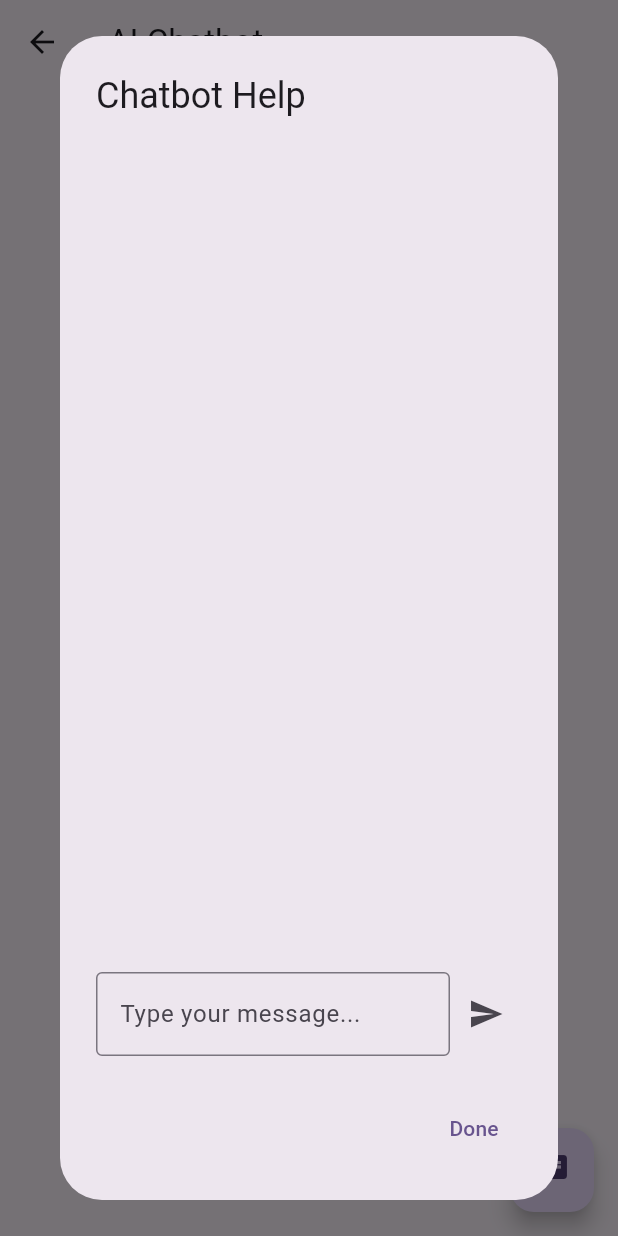
After one commit to vedeeka/Techfluence, a Flutter app: the AIChatPage screen opened directly, after a tap on the "chat" icon, on a phone screen of 412 x 824 dp. The commit adds this screen. Run offline on Flutter 3.47's test engine with Material 3 defaults, Android fonts, the phone set to English and light mode, and no system bars; our stand-ins replace cloud_firestore, firebase_auth, firebase_core, qr_flutter; accounts and stored records are empty.

Commit message:
AI chat pop up ui

```diff
--- /dev/null
+++ b/lib/pages/ai.dart
@@ -0,0 +1,115 @@
+import 'package:flutter/material.dart';
+
+class AIChatPage extends StatefulWidget {
+  const AIChatPage({super.key});
+
+  @override
+  _AIChatPageState createState() => _AIChatPageState();
+}
+
+class _AIChatPageState extends State<AIChatPage> {
+  final TextEditingController _controller = TextEditingController();
+  final List<Map<String, String>> _messages = [];
+
+  void _sendMessage() {
+    if (_controller.text.isEmpty) return;
+
+    setState(() {
+      _messages.add({'user': _controller.text});
+      _messages.add(
+          {'bot': "You said: ${_controller.text}. I'm just a simple bot!"});
+    });
+
+    _controller.clear();
+  }
+
+  void _openChatDialog() {
+    showDialog(
+      context: context,
+      builder: (BuildContext context) {
+        return StatefulBuilder(
+          builder: (context, setDialogState) {
+            return AlertDialog(
+              title: const Text('Chatbot Help'),
+              content: SizedBox(
+                width: double.maxFinite,
+                child: Column(
+                  mainAxisSize: MainAxisSize.min,
+                  children: [
+                    Expanded(
+                      child: ListView.builder(
+                        shrinkWrap: true,
+                        itemCount: _messages.length,
+                        itemBuilder: (context, index) {
+                          final message = _messages[index];
+                          final isUser = message.keys.first == 'user';
+                          return Align(
+                            alignment: isUser
+                                ? Alignment.centerRight
+                                : Alignment.centerLeft,
+                            child: Container(
+                              margin: const EdgeInsets.symmetric(vertical: 4),
+                              padding: const EdgeInsets.all(10),
+                              decoration: BoxDecoration(
+                                color: isUser
+                                    ? Colors.blue[100]
+                                    : Colors.grey[300],
+                                borderRadius: BorderRadius.circular(10),
+                              ),
+                              child: Text(message.values.first),
+                            ),
+                          );
+                        },
+                      ),
+                    ),
+                    Row(
+                      children: [
+                        Expanded(
+                          child: TextField(
+                            controller: _controller,
+                            decoration: const InputDecoration(
+                              hintText: 'Type your message...',
+                              border: OutlineInputBorder(),
+                            ),
+                          ),
+                        ),
+                        IconButton(
+                          icon: const Icon(Icons.send),
+                          onPressed: () {
+                            setState(() {
+                              _sendMessage();
+                            });
+                            setDialogState(() {}); // Update the dialog UI
+                          },
+                        ),
+                      ],
+                    ),
+                  ],
+                ),
+              ),
+              actions: [
+                TextButton(
+                  onPressed: () {
+                    Navigator.of(context).pop();
+                  },
+                  child: const Text('Done'),
+                ),
+              ],
+            );
+          },
+        );
+      },
+    );
+  }
+
+  @override
+  Widget build(BuildContext context) {
+    return Scaffold(
+      appBar: AppBar(title: const Text('AI Chatbot')),
+      floatingActionButton: FloatingActionButton(
+        onPressed: _openChatDialog,
+        child: const Icon(Icons.chat),
+      ),
+    );
+  }
+}
```
Also changed, not shown: lib/component/dashboard components/current_jobs.dart (+139 -3 lines), lib/component/dashboard components/equipment.dart (+11 -11 lines), lib/component/dashboard components/jobspage.dart (+4 -4 lines).
